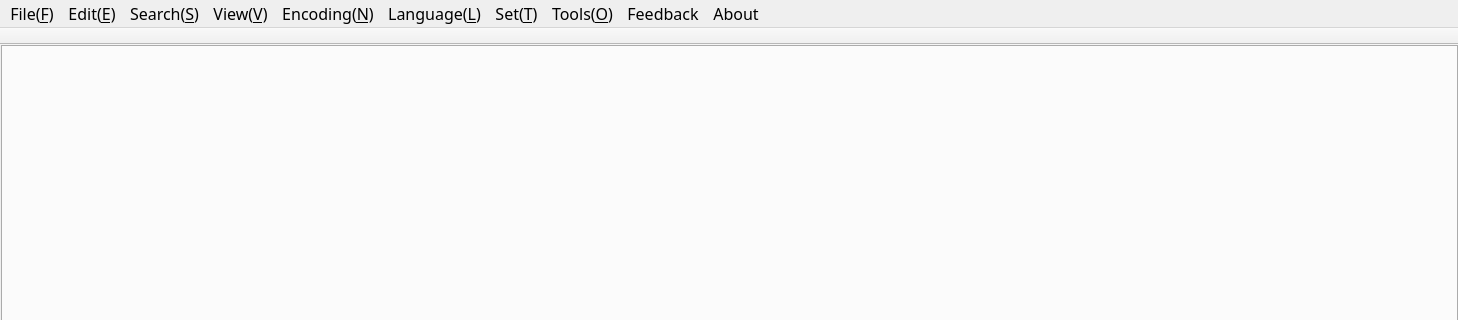
Before: the Qt Designer form src/cceditor/ccnotepad.ui in x2009again/notepad--, drawn with Qt 5; both pictures show x 0 to 1458 and y 0 to 320 of the 1458 by 789 pixel window.
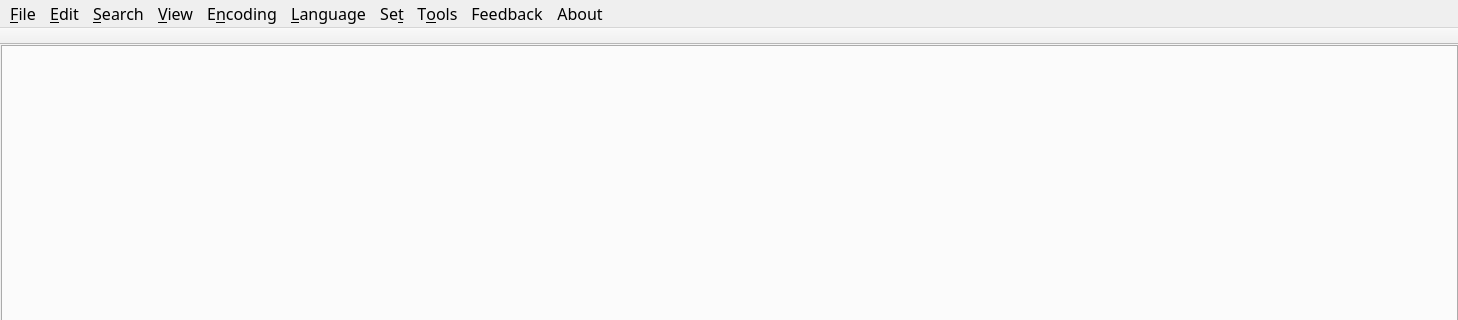
After: the same form once the commit is applied. Icons and pictures are not drawn.

Commit message:
Adapt menu layout under English version.
In general, the menu text in English language would be File
instead of File(F). Tested under Debian 11

Diff of the .ui file:
```diff
--- a/src/cceditor/ccnotepad.ui
+++ b/src/cceditor/ccnotepad.ui
@@ -87,7 +87,7 @@
      <enum>Qt::LeftToRight</enum>
     </property>
     <property name="title">
-     <string>File(&amp;F)</string>
+     <string>&amp;File</string>
     </property>
     <addaction name="actionNewFile"/>
     <addaction name="actionOpenFile"/>
@@ -103,7 +103,7 @@
      <enum>Qt::LeftToRight</enum>
     </property>
     <property name="title">
-     <string>Edit(&amp;E)</string>
+     <string>&amp;Edit</string>
     </property>
     <widget class="QMenu" name="menuformat_conversion">
      <property name="title">
@@ -180,7 +180,7 @@
    </widget>
    <widget class="QMenu" name="menuSearch">
     <property name="title">
-     <string>Search(&amp;S)</string>
+     <string>&amp;Search</string>
     </property>
     <widget class="QMenu" name="menuBook_Mark">
      <property name="title">
@@ -204,7 +204,7 @@
    </widget>
    <widget class="QMenu" name="menuView">
     <property name="title">
-     <string>View(&amp;V)</string>
+     <string>&amp;View</string>
     </property>
     <widget class="QMenu" name="menudisplay_symbols">
      <property name="title">
@@ -232,7 +232,7 @@
    </widget>
    <widget class="QMenu" name="menuCode">
     <property name="title">
-     <string>Encoding(&amp;N)</string>
+     <string>E&amp;ncoding</string>
     </property>
     <widget class="QMenu" name="menuASNI">
      <property name="title">
@@ -263,7 +263,7 @@
    </widget>
    <widget class="QMenu" name="menuLanguage">
     <property name="title">
-     <string>Language(&amp;L)</string>
+     <string>&amp;Language</string>
     </property>
     <widget class="QMenu" name="menuP">
      <property name="title">
@@ -466,7 +466,7 @@
    </widget>
    <widget class="QMenu" name="menuSet">
     <property name="title">
-     <string>Set(&amp;T)</string>
+     <string>Se&amp;t</string>
     </property>
     <widget class="QMenu" name="menuLanguage_2">
      <property name="title">
@@ -495,7 +495,7 @@
    </widget>
    <widget class="QMenu" name="menuTools">
     <property name="title">
-     <string>Tools(&amp;O)</string>
+     <string>T&amp;ools</string>
     </property>
    </widget>
    <addaction name="menuFile"/>
```
